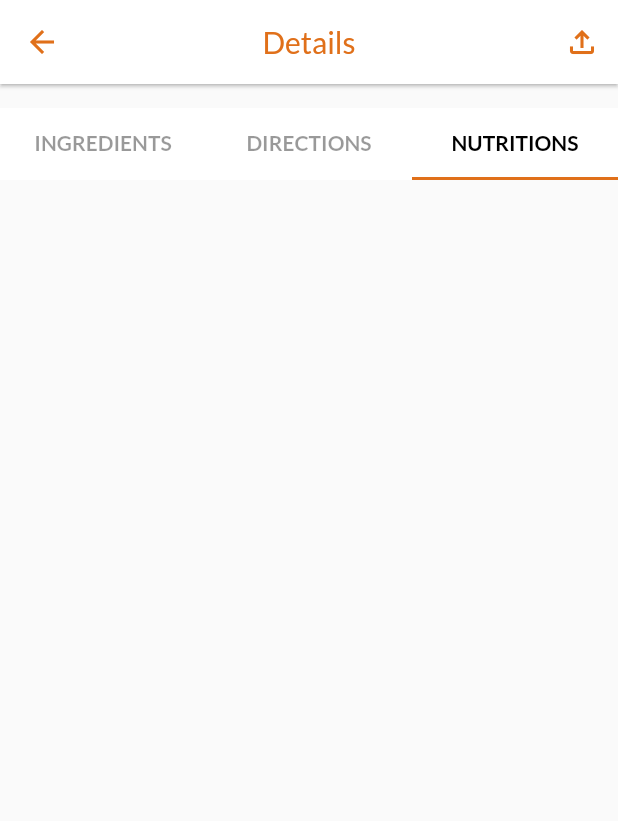
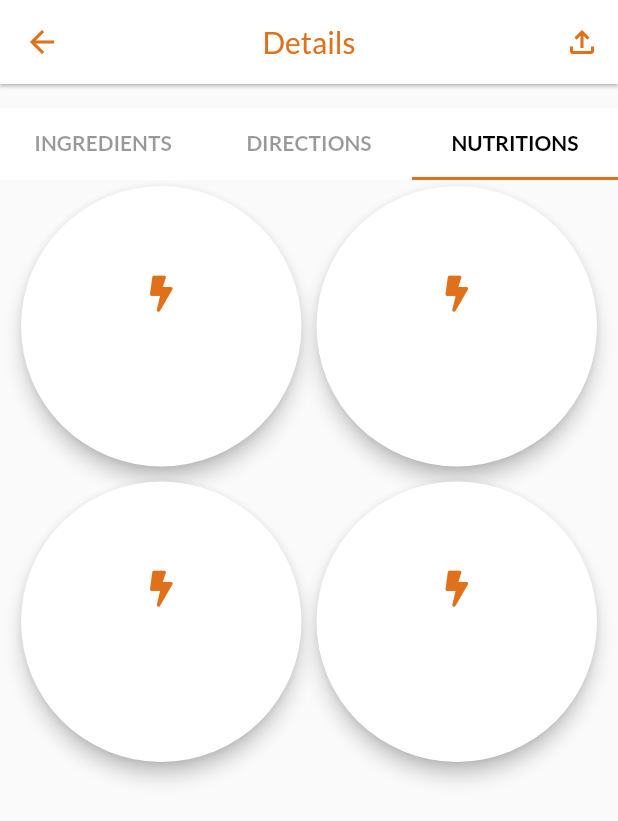
Before and after one commit to drewjya/foodu, a Flutter app: the ContentView screen opened directly with empty values, tab 3 chosen, scrolled down 576 dp, on a phone screen of 412 x 824 dp. Shown: the top 821 px of the screen. Run offline on Flutter 3.47's test engine with Material 2 defaults, Android fonts, the phone set to English and light mode, and no system bars; our stand-ins replace file_picker, flutter_secure_storage, flutter_typeahead, font_awesome_flutter, get, google_fonts and 2 more; accounts and stored records are empty; network calls fail; statements that could not run were skipped.

Commit message:
update yooo

```diff
--- a/lib/class/user.dart
+++ b/lib/class/user.dart
@@ -19,7 +19,7 @@ class UserData {
         username: json['username'] as String,
         id: json['id'] as String,
         email: json['email'] as String,
-        bio: json['bio'] as String,
+        bio: (json['bio'] == null) ? '' : json['bio'] as String,
         followers: json['followers'] as int,
         following: json['following'] as int,
         imglink: json['imglink'],
--- a/lib/config/config.dart
+++ b/lib/config/config.dart
@@ -2,9 +2,9 @@ import 'package:flutter_secure_storage/flutter_secure_storage.dart';
 import 'package:supabase_flutter/supabase_flutter.dart';
 
 const myAuthRedirectUri = 'io.supabase.foodu://login-callback';
-const supabaseUrl = 'https://ujbewodylgfdzyjzaorv.supabase.co';
-const supabaseAnnonKey =
-    'eyJhbGciOiJIUzI1NiIsInR5cCI6IkpXVCJ9.eyJyb2xlIjoiYW5vbiIsImlhdCI6MTYzODY5OTg3NywiZXhwIjoxOTU0Mjc1ODc3fQ.wTYJgiyOpRCs6OqsGWutmLA7kKtkRVD6FWydp6kOlks';
+const supabaseUrl = 'https://vzdglcklsqnsutfywqsx.supabase.co';
+const supabaseAnon =
+    'eyJhbGciOiJIUzI1NiIsInR5cCI6IkpXVCJ9.eyJyb2xlIjoiYW5vbiIsImlhdCI6MTY0MTA4MzQyMCwiZXhwIjoxOTU2NjU5NDIwfQ.61dta2YqUDYIS6rG50AnNdB10Vg-TlpW2xN85izSndw';
 
 // user flutter_secure_storage to persist user session
 class SecureStorages {
--- a/lib/config/pages.dart
+++ b/lib/config/pages.dart
@@ -1,6 +1,7 @@
 import 'package:foodu/config/routes.dart';
 import 'package:foodu/pages/details/content/content_controller.dart';
 import 'package:foodu/pages/details/content/content_view.dart';
+import 'package:foodu/pages/details/content/see_all.dart';
 import 'package:foodu/pages/details/details_categories.dart';
 import 'package:foodu/pages/dashboard/dashboard_controller.dart';
 import 'package:foodu/pages/dashboard/dashboard_view.dart';
@@ -48,6 +49,10 @@ List<GetPage> pages = [
     page: () => const DetailsCategories(),
   ),
   GetPage(
+    name: Routes.seeall,
+    page: () => const SeeAll(),
+  ),
+  GetPage(
     name: Routes.logout,
     page: () => const LogoutPage(),
     binding: AuthBinding(),
--- a/lib/config/routes.dart
+++ b/lib/config/routes.dart
@@ -7,4 +7,5 @@ class Routes {
   static const content = '/content';
   static const categories = '/categories';
   static const logout = '/logout';
+  static const seeall = '/seeall';
 }
--- a/lib/main.dart
+++ b/lib/main.dart
@@ -7,7 +7,7 @@ import 'config/routes.dart';
 import 'package:supabase/supabase.dart';
 
 void main() {
-  Get.put<SupabaseClient>(SupabaseClient(supabaseUrl, supabaseAnnonKey));
+  Get.put<SupabaseClient>(SupabaseClient(supabaseUrl, supabaseAnon));
   runApp(const Root());
 }
 
--- a/lib/pages/dashboard/dashboard_view.dart
+++ b/lib/pages/dashboard/dashboard_view.dart
@@ -44,7 +44,7 @@ class DashboardView extends StatelessWidget {
               icon: Icon(Icons.add_box),
               label: '',
             ),
-            BottomNavigationBarItem(icon: Icon(Icons.person), label: ''),
+            BottomNavigationBarItem(icon: Icon(Icons.person), label: '',),
           ],
           currentIndex: dashboard.selected.value,
         ),
--- a/lib/pages/dashboard/upload/upload_controller.dart
+++ b/lib/pages/dashboard/upload/upload_controller.dart
@@ -233,9 +233,10 @@ class UploadController extends GetxController {
       imageExist = false;
       cookingTime.clear();
       choosenCategories.clear();
-      categories.forEach((element) {
+
+      for (var element in categories) {
         element['choosen'] = false;
-      });
+      }
       update();
       selectedIngredients.clear();
       servings.clear();
--- a/lib/pages/details/content/nutritions_tab.dart
+++ b/lib/pages/details/content/nutritions_tab.dart
@@ -1,5 +1,7 @@
 import 'package:flutter/material.dart';
+import 'package:font_awesome_flutter/font_awesome_flutter.dart';
 import 'package:foodu/components/newtext.dart';
+import 'package:foodu/constant/color.dart';
 
 class NutritionsTab extends StatelessWidget {
   final String calories;
@@ -16,32 +18,60 @@ class NutritionsTab extends StatelessWidget {
 
   @override
   Widget build(BuildContext context) {
-    return Column(
-      children: [
-        NewText(fat),
-        NewText(carbs),
-        NewText(calories),
-        NewText(protein),
-      ],
+    return Container(
+      margin: const EdgeInsets.symmetric(horizontal: 10),
+      child: GridView(
+        physics: const NeverScrollableScrollPhysics(),
+        gridDelegate: const SliverGridDelegateWithFixedCrossAxisCount(
+          crossAxisCount: 2,
+          mainAxisSpacing: 2,
+          crossAxisSpacing: 2,
+        ),
+        children: [
+          calories.replaceAll('k', ' cal'),
+          fat,
+          protein,
+          carbs,
+        ]
+            .map((e) => Card(
+                  shape: const CircleBorder(),
+                  elevation: 5,
+                  clipBehavior: Clip.antiAlias,
+                  child: Column(
+                    crossAxisAlignment: CrossAxisAlignment.center,
+                    mainAxisAlignment: MainAxisAlignment.center,
+                    children: [
+                      FaIcon(
+                        (e == calories)
+                            ? FontAwesomeIcons.bolt
+                            : (e == fat)
+                                ? FontAwesomeIcons.hamburger
+                                : (e == protein)
+                                    ? FontAwesomeIcons.fire
+                                    : FontAwesomeIcons.appleAlt,
+                        color: NewColor.original,
+                      ),
+                      const SizedBox(
+                        height: 20,
+                      ),
+                      NewText(
+                        e,
+                        fontSize: 20,
+                      ),
+                    ],
+                  ),
+                ))
+            .toList(),
+      ),
     );
-    // return GridView(
 
+    // Column(
     //   children: [
-    //     Container(
-    //       height: 50,
-    //       width: 50,
-    //       decoration: BoxDecoration(
-    //         color: Colors.red,
-    //         borderRadius: BorderRadius.circular(50),
-    //       ),
-    //     ),
+    //     NewText(fat),
+    //     NewText(carbs),
+    //     NewText(calories),
+    //     NewText(protein),
     //   ],
-    //   gridDelegate: const SliverGridDelegateWithFixedCrossAxisCount(
-    //     crossAxisCount: 2,
-    //     childAspectRatio: 10,
-    //     mainAxisExtent: 3,
-    //     crossAxisSpacing: 3,
-    //   ),
     // );
   }
 }
--- a/pubspec.yaml
+++ b/pubspec.yaml
@@ -27,6 +27,7 @@ dependencies:
   flutter_typeahead: ^3.2.4
   file_picker: ^4.2.7
   flutter_secure_storage: ^5.0.2
+  font_awesome_flutter: ^9.2.0
 
 dev_dependencies:
   flutter_test:
```
Also changed, not shown: lib/pages/dashboard/home/home_view.dart (+10 -2 lines), lib/pages/dashboard/profile/profile_view.dart (+10 -2 lines), lib/pages/details/content/see_all.dart (added, +75 -0 lines), lib/pages/wrapper/wrapper_view.dart (+5 -3 lines), lib/class/recipe.g.dart, pubspec.lock, 1 other file.
